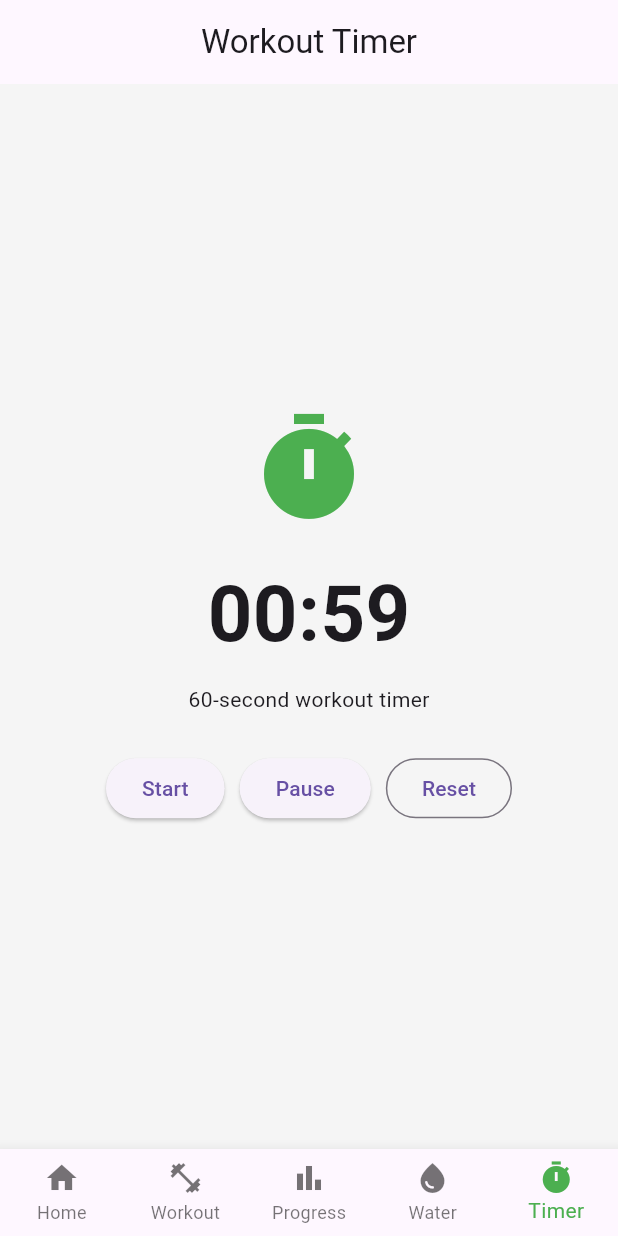
After one commit to gadaraboinadeepika/fitness-tracking-system, a Flutter app: the screen it shows after launch, item 5 of the bottom bar chosen, after a tap on "Start", on a phone screen of 412 x 824 dp. The commit adds this screen. Run offline on Flutter 3.47's test engine with Material 3 defaults, Android fonts, the phone set to English and light mode, and no system bars.

Commit message:
Add workout countdown timer

```diff
--- a/lib/main.dart
+++ b/lib/main.dart
@@ -1,7 +1,9 @@
+
 import 'package:flutter/material.dart';
 import 'workout_screen.dart';
 import 'progress_screen.dart';
 import 'water_tracker_screen.dart';
+import 'workout_timer_screen.dart';
 
 void main() {
   runApp(const FitnessTrackingApp());
@@ -41,14 +43,15 @@ class _MainNavigationScreenState
     WorkoutScreen(),
     ProgressScreen(),
     WaterTrackerScreen(),
+    WorkoutTimerScreen(),
   ];
 
   @override
   Widget build(BuildContext context) {
     return Scaffold(
       body: screens[selectedIndex],
-
       bottomNavigationBar: BottomNavigationBar(
+        type: BottomNavigationBarType.fixed,
         currentIndex: selectedIndex,
         selectedItemColor: Colors.green,
         onTap: (index) {
@@ -73,6 +76,10 @@ class _MainNavigationScreenState
             icon: Icon(Icons.water_drop),
             label: 'Water',
           ),
+          BottomNavigationBarItem(
+            icon: Icon(Icons.timer),
+            label: 'Timer',
+          ),
         ],
       ),
     );
@@ -89,7 +96,6 @@ class FitnessHomePage extends StatelessWidget {
         title: const Text('Fitness Tracking System'),
         centerTitle: true,
       ),
-
       body: SingleChildScrollView(
         padding: const EdgeInsets.all(16),
         child: Column(
@@ -102,9 +108,7 @@ class FitnessHomePage extends StatelessWidget {
                 fontWeight: FontWeight.bold,
               ),
             ),
-
             const SizedBox(height: 8),
-
             const Text(
               'Track your daily fitness activity and reach your goals!',
               style: TextStyle(
@@ -112,9 +116,7 @@ class FitnessHomePage extends StatelessWidget {
                 color: Colors.grey,
               ),
             ),
-
             const SizedBox(height: 20),
-
             const Text(
               "Today's Activity",
               style: TextStyle(
@@ -122,9 +124,7 @@ class FitnessHomePage extends StatelessWidget {
                 fontWeight: FontWeight.bold,
               ),
             ),
-
             const SizedBox(height: 15),
-
             Row(
               children: [
                 Expanded(
@@ -144,9 +144,7 @@ class FitnessHomePage extends StatelessWidget {
                 ),
               ],
             ),
-
             const SizedBox(height: 12),
-
             Row(
               children: [
                 Expanded(
@@ -166,9 +164,7 @@ class FitnessHomePage extends StatelessWidget {
                 ),
               ],
             ),
-
             const SizedBox(height: 25),
-
             Container(
               width: double.infinity,
               padding: const EdgeInsets.all(20),
@@ -176,7 +172,6 @@ class FitnessHomePage extends StatelessWidget {
                 color: Colors.green,
                 borderRadius: BorderRadius.circular(15),
               ),
-
               child: Column(
                 children: [
                   const Icon(
@@ -184,9 +179,7 @@ class FitnessHomePage extends StatelessWidget {
                     color: Colors.white,
                     size: 45,
                   ),
-
                   const SizedBox(height: 10),
-
                   const Text(
                     'Ready for a Workout?',
                     style: TextStyle(
@@ -195,9 +188,7 @@ class FitnessHomePage extends StatelessWidget {
                       fontWeight: FontWeight.bold,
                     ),
                   ),
-
                   const SizedBox(height: 10),
-
                   const Text(
                     'Stay active and reach your fitness goals!',
                     textAlign: TextAlign.center,
@@ -231,9 +222,7 @@ class FitnessHomePage extends StatelessWidget {
               size: 35,
               color: Colors.green,
             ),
-
             const SizedBox(height: 8),
-
             Text(
               title,
               style: const TextStyle(
@@ -241,14 +230,10 @@ class FitnessHomePage extends StatelessWidget {
                 fontWeight: FontWeight.bold,
               ),
             ),
-
             const SizedBox(height: 5),
-
             Text(
               value,
-              style: const TextStyle(
-                fontSize: 18,
-              ),
+              style: const TextStyle(fontSize: 18),
             ),
           ],
         ),
--- /dev/null
+++ b/lib/workout_timer_screen.dart
@@ -0,0 +1,109 @@
+
+import 'dart:async';
+import 'package:flutter/material.dart';
+
+class WorkoutTimerScreen extends StatefulWidget {
+  const WorkoutTimerScreen({super.key});
+
+  @override
+  State<WorkoutTimerScreen> createState() =>
+      _WorkoutTimerScreenState();
+}
+
+class _WorkoutTimerScreenState
+    extends State<WorkoutTimerScreen> {
+  int seconds = 60;
+  Timer? timer;
+
+  void startTimer() {
+    if (timer != null && timer!.isActive) return;
+
+    timer = Timer.periodic(
+      const Duration(seconds: 1),
+      (t) {
+        if (seconds > 0) {
+          setState(() {
+            seconds--;
+          });
+        } else {
+          t.cancel();
+          setState(() {});
+        }
+      },
+    );
+  }
+
+  void pauseTimer() {
+    timer?.cancel();
+    setState(() {});
+  }
+
+  void resetTimer() {
+    timer?.cancel();
+    setState(() {
+      seconds = 60;
+    });
+  }
+
+  @override
+  void dispose() {
+    timer?.cancel();
+    super.dispose();
+  }
+
+  @override
+  Widget build(BuildContext context) {
+    final minutes = (seconds ~/ 60).toString().padLeft(2, '0');
+    final remainingSeconds =
+        (seconds % 60).toString().padLeft(2, '0');
+
+    return Scaffold(
+      appBar: AppBar(
+        title: const Text('Workout Timer'),
+        centerTitle: true,
+      ),
+      body: Center(
+        child: Column(
+          mainAxisAlignment: MainAxisAlignment.center,
+          children: [
+            const Icon(
+              Icons.timer,
+              size: 80,
+              color: Colors.green,
+            ),
+            const SizedBox(height: 20),
+            Text(
+              '$minutes:$remainingSeconds',
+              style: const TextStyle(
+                fontSize: 52,
+                fontWeight: FontWeight.bold,
+              ),
+            ),
+            const SizedBox(height: 10),
+            const Text('60-second workout timer'),
+            const SizedBox(height: 25),
+            Wrap(
+              spacing: 10,
+              children: [
+                ElevatedButton(
+                  onPressed: seconds > 0 ? startTimer : null,
+                  child: const Text('Start'),
+                ),
+                ElevatedButton(
+                  onPressed: timer?.isActive == true
+                      ? pauseTimer
+                      : null,
+                  child: const Text('Pause'),
+                ),
+                OutlinedButton(
+                  onPressed: resetTimer,
+                  child: const Text('Reset'),
+                ),
+              ],
+            ),
+          ],
+        ),
+      ),
+    );
+  }
+}
```
